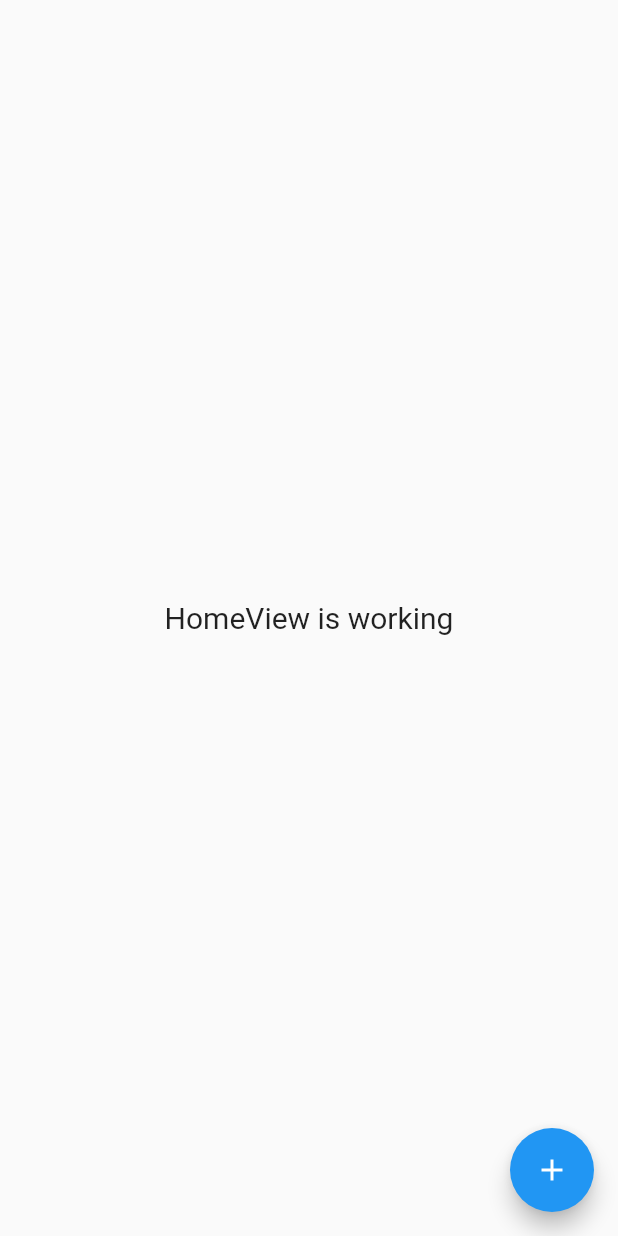
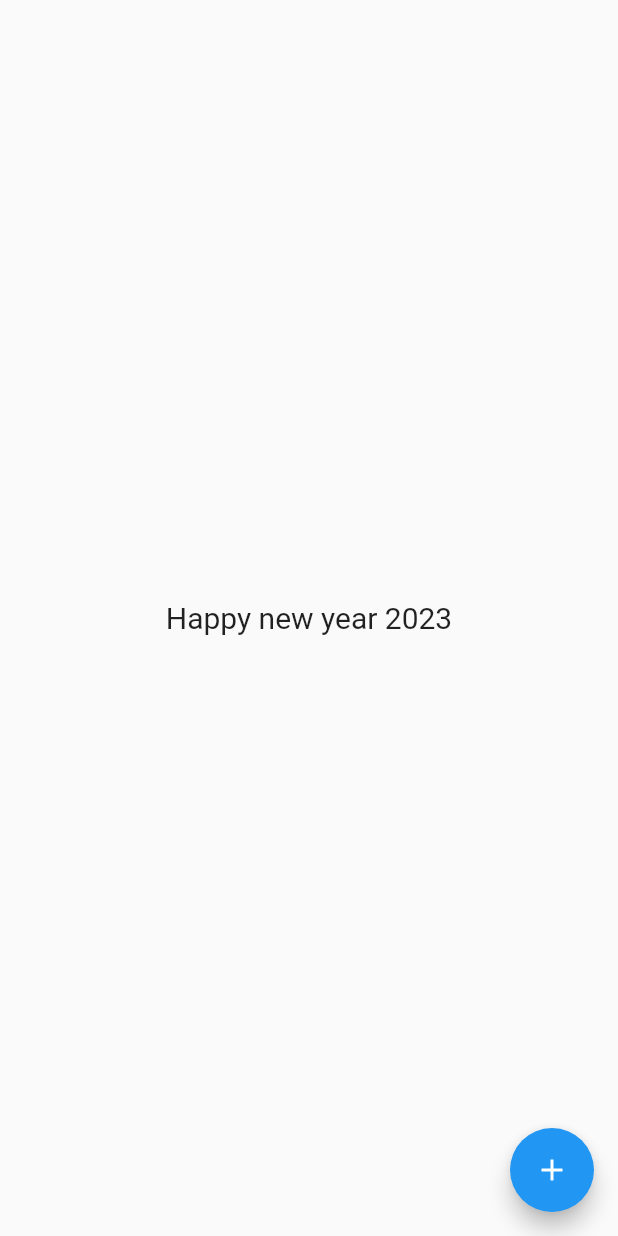
Before and after one commit to dc143cDev/eummi, a Flutter app: the screen it shows after launch, on a phone screen of 412 x 824 dp. Run offline on Flutter 3.47's test engine with Material 2 defaults, Android fonts, the light colour scheme and no system bars; drawn by our look-alikes of flutter_speed_dial; our stand-ins replace get.

Commit message:
git init

```diff
--- a/lib/app/modules/home/views/home_view.dart
+++ b/lib/app/modules/home/views/home_view.dart
@@ -30,7 +30,7 @@ class HomeView extends GetView<HomeController> {
       // ),
       body: Center(
         child: Text(
-          'HomeView is working',
+          'Happy new year 2023',
           style: TextStyle(fontSize: 20),
         ),
       ),
```
